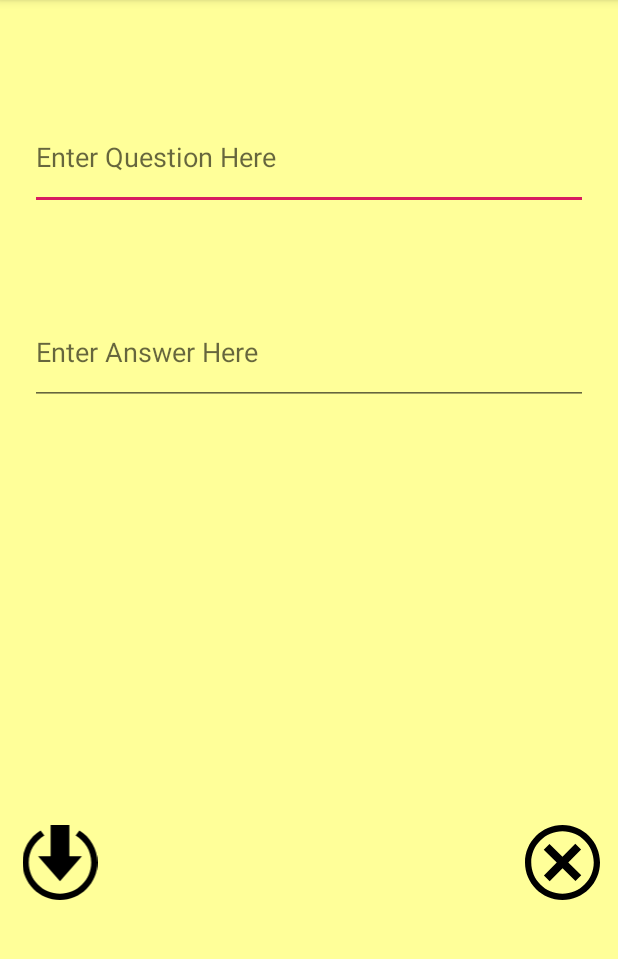
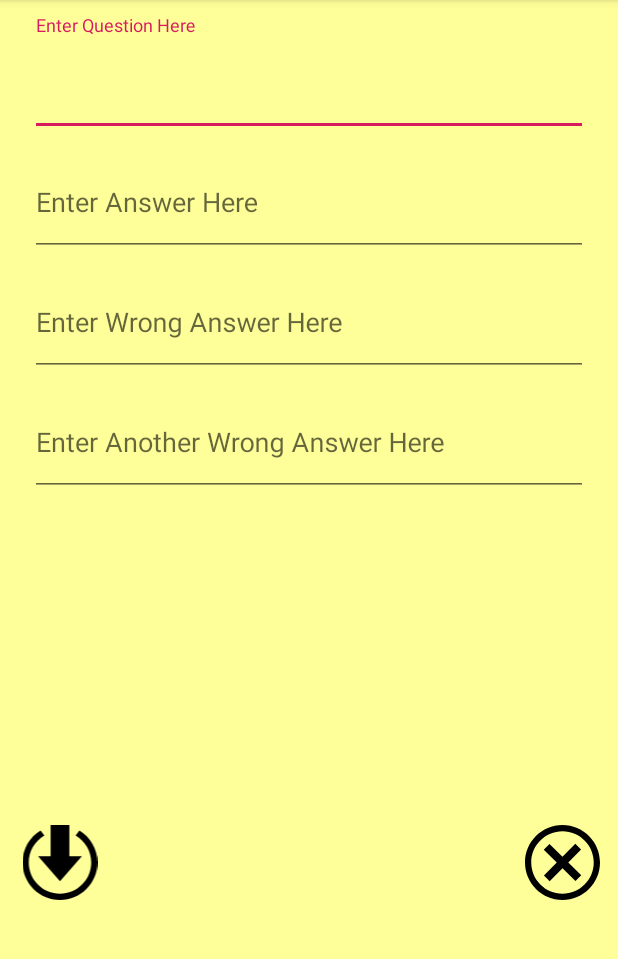
Before and after one commit to kchekuri26/EduCards-0.5, an Android app: the AddCardActivity screen opened directly, with no data from a screen before it, on a phone screen of 412 x 824 dp, the part 84-1043 px from its top. Run offline under Robolectric (Android 15) with nearby library versions, the phone set to English and light mode, and no system bars.

Commit message:
All done

```diff
--- a/app/build.gradle
+++ b/app/build.gradle
@@ -26,4 +26,5 @@ dependencies {
     testImplementation 'junit:junit:4.12'
     androidTestImplementation 'androidx.test.ext:junit:1.1.0'
     androidTestImplementation 'androidx.test.espresso:espresso-core:3.1.1'
+    implementation 'com.android.support:design:27.1.1'
 }
--- a/app/src/main/java/com/example/educards/AddCardActivity.java
+++ b/app/src/main/java/com/example/educards/AddCardActivity.java
@@ -6,6 +6,7 @@ import android.content.Intent;
 import android.os.Bundle;
 import android.view.View;
 import android.widget.EditText;
+import android.widget.Toast;
 
 public class AddCardActivity extends AppCompatActivity {
 
@@ -14,9 +15,19 @@ public class AddCardActivity extends AppCompatActivity {
         super.onCreate(savedInstanceState);
         setContentView(R.layout.activity_add_card);
 
+        String s1 = getIntent().getStringExtra("stringKey1");
+        String s2 = getIntent().getStringExtra("stringKey2");
+        String s3 = getIntent().getStringExtra("stringKey3");
+        String s4 = getIntent().getStringExtra("stringKey4");
+        ((EditText) findViewById(R.id.questionField)).setText(s1);
+        ((EditText) findViewById(R.id.answerField)).setText(s2);
+        ((EditText) findViewById(R.id.wrong1)).setText(s3);
+        ((EditText) findViewById(R.id.wrong2)).setText(s4);
+
         findViewById(R.id.exitNewCard).setOnClickListener(new View.OnClickListener() {
             @Override
             public void onClick(View v) {
+
                 finish();
             }
         });
@@ -24,13 +35,21 @@ public class AddCardActivity extends AppCompatActivity {
         findViewById(R.id.saveQuestion).setOnClickListener(new View.OnClickListener() {
             @Override
             public void onClick(View v) {
+                if (((EditText) findViewById(R.id.questionField)).getText().length()==0 || ((EditText) findViewById(R.id.answerField)).getText().length()==0 || ((EditText) findViewById(R.id.wrong1)).getText().length()==0 || ((EditText) findViewById(R.id.wrong2)).getText().length()==0){
+                    Toast.makeText(getApplicationContext(), "Enter All Fields!!", Toast.LENGTH_SHORT).show();
+                } else {
                     String question = ((EditText) findViewById(R.id.questionField)).getText().toString();
                     String answer = ((EditText) findViewById(R.id.answerField)).getText().toString();
+                    String wrong1 = ((EditText) findViewById(R.id.wrong1)).getText().toString();
+                    String wrong2 = ((EditText) findViewById(R.id.wrong2)).getText().toString();
                     Intent data = new Intent(); // create a new Intent, this is where we will put our data
                     data.putExtra("string1", question); // puts one string into the Intent, with the key as 'question'
                     data.putExtra("string2", answer); // puts another string into the Intent, with the key as 'answer'
+                    data.putExtra("string3", wrong1);
+                    data.putExtra("string4", wrong2);
                     setResult(RESULT_OK, data); // set result code and bundle data for response
                     finish(); // closes this activity and pass data to the original activity that launched this activity
+                }
             }
         });
 
--- a/app/src/main/res/layout/activity_add_card.xml
+++ b/app/src/main/res/layout/activity_add_card.xml
@@ -15,27 +15,77 @@
         android:translationX="350dp"
         app:srcCompat="@drawable/ic_iconmonstr_x_mark_5" />
 
+    <com.google.android.material.textfield.TextInputLayout
+        android:id="@+id/username_text_input_layout1"
+        android:layout_width="match_parent"
+        android:layout_height="wrap_content"
+        android:layout_marginTop="10dp">
+
     <EditText
         android:id="@+id/questionField"
         android:layout_width="match_parent"
         android:layout_height="70dp"
         android:layout_marginStart="20dp"
-        android:layout_marginTop="70dp"
+        android:layout_marginTop="30dp"
         android:layout_marginEnd="20dp"
         android:layout_marginBottom="20dp"
         android:hint="Enter Question Here"
         android:inputType="textMultiLine" />
+    </com.google.android.material.textfield.TextInputLayout>
+
+    <com.google.android.material.textfield.TextInputLayout
+        android:id="@+id/username_text_input_layout2"
+        android:layout_width="match_parent"
+        android:layout_height="wrap_content"
+        android:layout_marginTop="90dp">
 
     <EditText
         android:id="@+id/answerField"
         android:layout_width="match_parent"
         android:layout_height="70dp"
         android:layout_marginStart="20dp"
-        android:layout_marginTop="200dp"
+        android:layout_marginTop="100dp"
         android:layout_marginEnd="20dp"
         android:layout_marginBottom="20dp"
         android:hint="Enter Answer Here"
         android:inputType="textMultiLine" />
+    </com.google.android.material.textfield.TextInputLayout>
+
+    <com.google.android.material.textfield.TextInputLayout
+        android:id="@+id/username_text_input_layout3"
+        android:layout_width="match_parent"
+        android:layout_height="wrap_content"
+        android:layout_marginTop="170dp">
+
+    <EditText
+        android:id="@+id/wrong1"
+        android:layout_width="match_parent"
+        android:layout_height="70dp"
+        android:layout_marginStart="20dp"
+        android:layout_marginTop="170dp"
+        android:layout_marginEnd="20dp"
+        android:layout_marginBottom="20dp"
+        android:hint="Enter Wrong Answer Here"
+        android:inputType="textMultiLine" />
+    </com.google.android.material.textfield.TextInputLayout>
+
+    <com.google.android.material.textfield.TextInputLayout
+        android:id="@+id/username_text_input_layout4"
+        android:layout_width="match_parent"
+        android:layout_height="wrap_content"
+        android:layout_marginTop="250dp">
+
+    <EditText
+        android:id="@+id/wrong2"
+        android:layout_width="match_parent"
+        android:layout_height="70dp"
+        android:layout_marginStart="20dp"
+        android:layout_marginTop="240dp"
+        android:layout_marginEnd="20dp"
+        android:layout_marginBottom="20dp"
+        android:hint="Enter Another Wrong Answer Here"
+        android:inputType="textMultiLine" />
+    </com.google.android.material.textfield.TextInputLayout>
 
     <ImageView
         android:id="@+id/saveQuestion"
```
Also changed, not shown: app/src/main/java/com/example/educards/MainActivity.java (+30 -4 lines), app/src/main/res/drawable/ic_iconmonstr_edit_11.xml (added, +9 -0 lines), app/src/main/res/layout/activity_main.xml (+15 -7 lines). Lines whose indentation alone changed are shown as unchanged.
